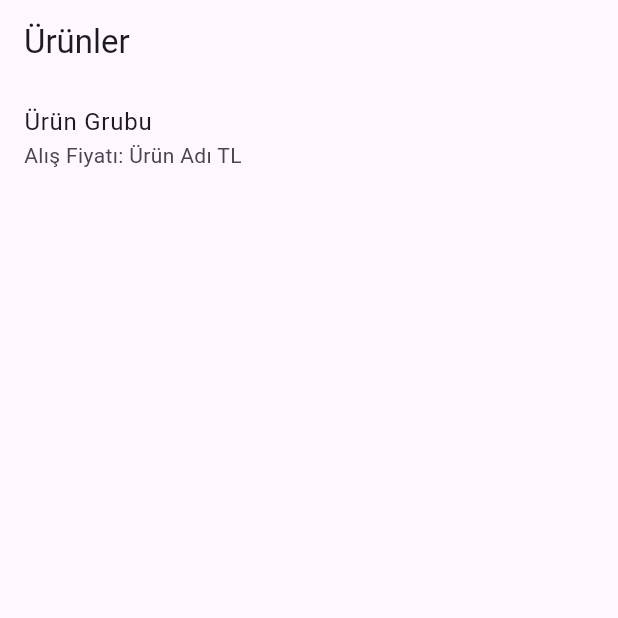
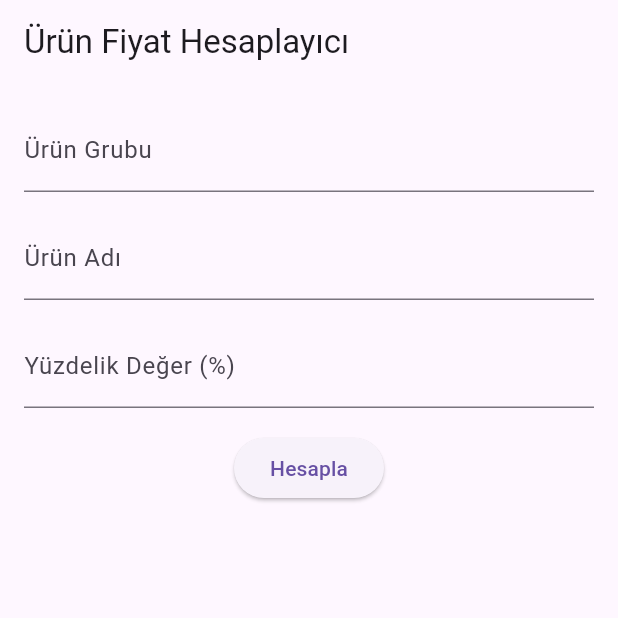
Before and after one commit to muriarty1893/flutter_application_1, a Flutter app: the screen it shows after launch, on a phone screen of 412 x 824 dp, the top half of it. Run offline on Flutter 3.47's test engine with Material 3 defaults, Android fonts, the phone set to English and light mode, and no system bars; our stand-ins replace csv.

Commit message:
kutucuklar eklendi

```diff
--- a/lib/main.dart
+++ b/lib/main.dart
@@ -1,6 +1,6 @@
 import 'package:flutter/material.dart';
 import 'package:flutter/services.dart' show rootBundle;
-import 'package:csv/csv.dart';  // CSV paketini ekledik
+import 'package:csv/csv.dart'; // CSV paketini ekledik
 
 void main() => runApp(const MyApp());
 
@@ -26,6 +26,12 @@ class ProductListPage extends StatefulWidget {
 
 class ProductListPageState extends State<ProductListPage> {
   List<Map<String, dynamic>> products = [];
+  TextEditingController groupController = TextEditingController();
+  TextEditingController nameController = TextEditingController();
+  TextEditingController percentageController = TextEditingController();
+
+  String? oldPrice;  // Eski fiyatı göstermek için
+  String? newPrice;  // Yeni fiyatı göstermek için
 
   @override
   void initState() {
@@ -44,9 +50,42 @@ class ProductListPageState extends State<ProductListPage> {
     for (var row in csvTable) {
       setState(() {
         products.add({
-          'name': row[0],  // Ürün adı
-          'price': row[1], // Ürün fiyatı
+          'group': row[0], // Ürün grubu
+          'name': row[1],  // Ürün adı
+          'price': row[2], // Ürün fiyatı
         });
+      });
+    }
+  }
+
+  void calculateNewPrice() {
+    String enteredGroup = groupController.text;
+    String enteredName = nameController.text;
+    String enteredPercentage = percentageController.text;
+
+    // Girilen ürün grubu ve adı CSV dosyasındaki ürünle eşleşiyor mu kontrol et
+    var product = products.firstWhere(
+      (prod) =>
+          prod['group'].toString().toLowerCase() == enteredGroup.toLowerCase() &&
+          prod['name'].toString().toLowerCase() == enteredName.toLowerCase(),
+      orElse: () => {},
+    );
+
+    if (product.isNotEmpty) {
+      double price = double.parse(product['price'].toString());
+      double percentage = double.tryParse(enteredPercentage) ?? 0.0;
+
+      // Yeni fiyatı hesapla (Eski fiyat + yüzde artış)
+      double newPriceValue = price + (price * percentage / 100);
+
+      setState(() {
+        oldPrice = price.toStringAsFixed(2);
+        newPrice = newPriceValue.toStringAsFixed(2);
+      });
+    } else {
+      setState(() {
+        oldPrice = 'Ürün bulunamadı';
+        newPrice = '';
       });
     }
   }
@@ -55,19 +94,49 @@ class ProductListPageState extends State<ProductListPage> {
   Widget build(BuildContext context) {
     return Scaffold(
       appBar: AppBar(
-        title: const Text('Ürünler'),
+        title: const Text('Ürün Fiyat Hesaplayıcı'),
       ),
-      body: products.isEmpty
-          ? const Center(child: CircularProgressIndicator())
-          : ListView.builder(
-              itemCount: products.length,
-              itemBuilder: (context, index) {
-                return ListTile(
-                  title: Text(products[index]['name']),
-                  subtitle: Text('Alış Fiyatı: ${products[index]['price']} TL'),
-                );
-              },
+      body: Padding(
+        padding: const EdgeInsets.all(16.0),
+        child: Column(
+          children: [
+            // Ürün Grubu için input
+            TextField(
+              controller: groupController,
+              decoration: const InputDecoration(
+                labelText: 'Ürün Grubu',
+              ),
             ),
+            const SizedBox(height: 16),
+            // Ürün Adı için input
+            TextField(
+              controller: nameController,
+              decoration: const InputDecoration(
+                labelText: 'Ürün Adı',
+              ),
+            ),
+            const SizedBox(height: 16),
+            // Yüzdelik değer için input
+            TextField(
+              controller: percentageController,
+              decoration: const InputDecoration(
+                labelText: 'Yüzdelik Değer (%)',
+              ),
+              keyboardType: TextInputType.number,
+            ),
+            const SizedBox(height: 16),
+            // Hesapla butonu
+            ElevatedButton(
+              onPressed: calculateNewPrice,
+              child: const Text('Hesapla'),
+            ),
+            const SizedBox(height: 16),
+            // Eski ve yeni fiyatları göster
+            if (oldPrice != null) Text('Eski Fiyat: $oldPrice'),
+            if (newPrice != null) Text('Yeni Fiyat: $newPrice'),
+          ],
+        ),
+      ),
     );
   }
 }
```
